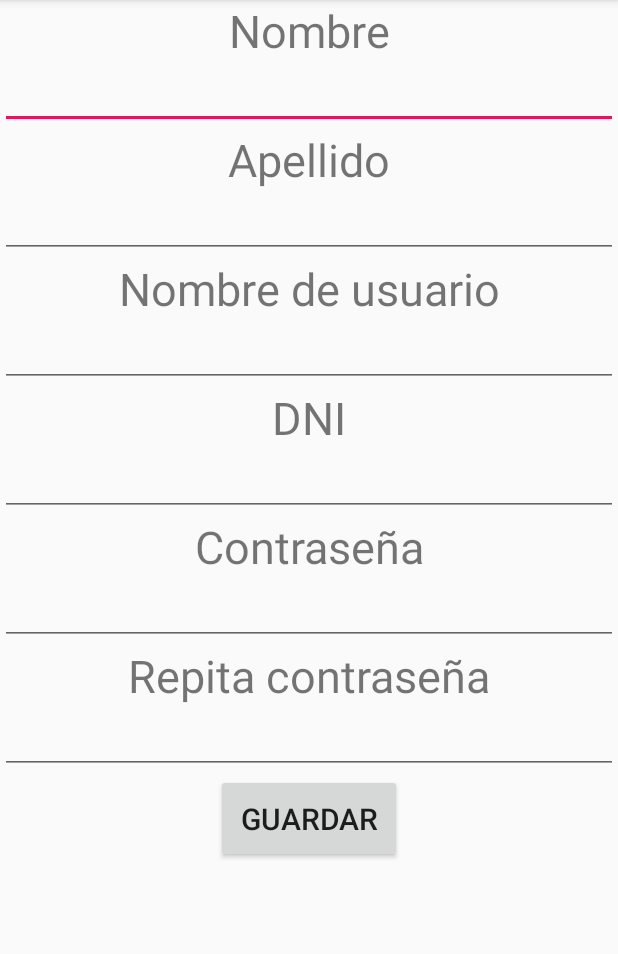
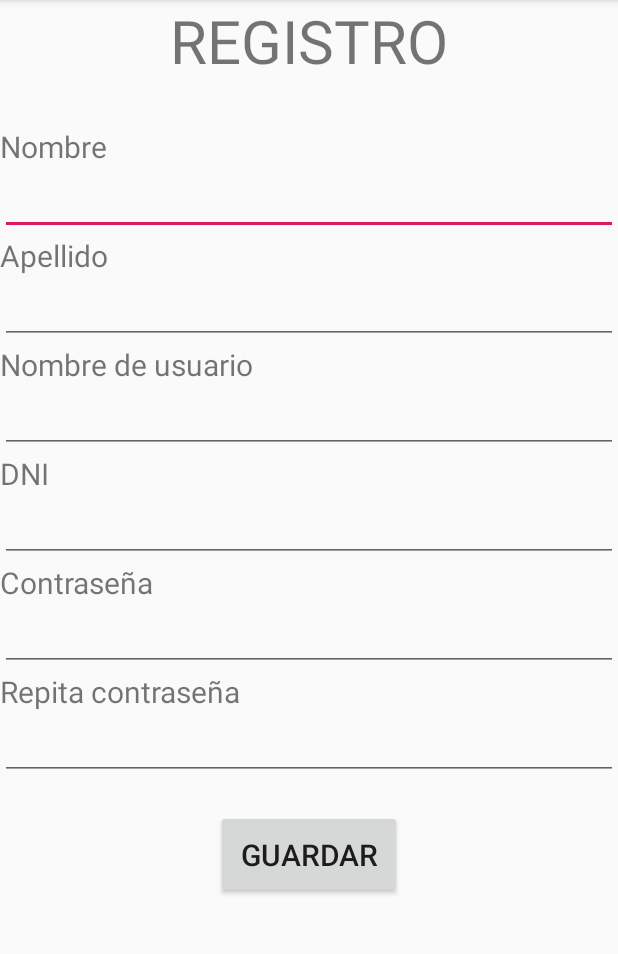
Before and after one commit to lucasag97/AndroidDomotica, an Android app: the RegisterActivity screen opened directly, with no data from a screen before it, after a tap on "GUARDAR", on a phone screen of 412 x 824 dp, the part 84-1038 px from its top. Run offline under Robolectric (Android 15) with nearby library versions, the phone set to English and light mode, and no system bars.

Commit message:
validaciones en registro

```diff
--- a/app/src/main/java/com/example/tpdomotica/RegisterActivity.java
+++ b/app/src/main/java/com/example/tpdomotica/RegisterActivity.java
@@ -1,6 +1,7 @@
 package com.example.tpdomotica;
 
 import android.content.ContentValues;
+import android.content.Intent;
 import android.database.sqlite.SQLiteDatabase;
 import android.support.v7.app.AppCompatActivity;
 import android.os.Bundle;
@@ -11,7 +12,8 @@ import android.widget.Toast;
 
 public class RegisterActivity extends AppCompatActivity {
 
-    EditText nombre, apellido, username, dni, password;
+    EditText nombre, apellido, username, dni, password, password2;
+    boolean condicion = true;
 
     @Override
     protected void onCreate(Bundle savedInstanceState) {
@@ -23,27 +25,57 @@ public class RegisterActivity extends AppCompatActivity {
         username = (EditText) findViewById(R.id.form_username);
         dni = (EditText) findViewById(R.id.form_dni);
         password = (EditText) findViewById(R.id.form_pwd);
+        password2 = (EditText)findViewById(R.id.pwd_repeat);
     }
 
     public void onClick(View view){
 
         registrarUsuario();
     }
+    public void error(){
+        Toast.makeText(getApplicationContext(),"Hubo un error al ingresar los datos", Toast.LENGTH_LONG).show();
+        nombre.setText("");
+        apellido.setText("");
+        dni.setText("");
+        username.setText("");
+        password.setText("");
+        password2.setText("");
+        condicion = true;
+    }
 
     public void registrarUsuario() {
         ConexionSQLite conn = new ConexionSQLite(this, "db_domotica", null, 1);
         SQLiteDatabase db = conn.getWritableDatabase();
         ContentValues values = new ContentValues();
-        values.put(Utilidades.USER_NOMBRE, nombre.getText().toString());
-        values.put(Utilidades.USER_APELLIDO, apellido.getText().toString());
-        values.put(Utilidades.USER_DNI, dni.getText().toString());
-        values.put(Utilidades.USER_USERNAME, username.getText().toString());
+        if (!nombre.getText().toString().equals("")) {
+            values.put(Utilidades.USER_NOMBRE, nombre.getText().toString());
+        }else { condicion = false; }
+        if (!apellido.getText().toString().equals("")) {
+            values.put(Utilidades.USER_APELLIDO, apellido.getText().toString());
+        }else { condicion = false; }
+        if (!dni.getText().toString().equals("")) {
+            values.put(Utilidades.USER_DNI, dni.getText().toString());
+        }else { condicion = false; }
+        if (!username.getText().toString().equals("")) {
+            values.put(Utilidades.USER_USERNAME, username.getText().toString());
+        }else { condicion = false; }
+
         values.put(Utilidades.USER_ROL, "user");
-        values.put(Utilidades.USER_PASSWORD, password.getText().toString());
 
-        Long idResult = db.insert(Utilidades.TABLA_USUARIO,Utilidades.USER_ID, values);
+        if (!password.getText().toString().equals("")) {
+            if (password.getText().toString().equals(password2.getText().toString())) {
+                values.put(Utilidades.USER_PASSWORD, password.getText().toString());
+            }else { condicion = false; }
+        }else { condicion = false; }
 
-        Toast.makeText(getApplicationContext(), "ID Registro: "+ idResult, Toast.LENGTH_SHORT).show();
+        if(condicion == true){
+            db.insert(Utilidades.TABLA_USUARIO,Utilidades.USER_USERNAME, values);
+            Toast.makeText(getApplicationContext(), "Usuario generado", Toast.LENGTH_SHORT).show();
+            Intent intent = new Intent(RegisterActivity.this,LoginActivity.class);
+            startActivity(intent);
+        }else {
+            error();
+        }
         db.close();
     }
 }
--- a/app/src/main/res/layout/activity_register.xml
+++ b/app/src/main/res/layout/activity_register.xml
@@ -6,14 +6,19 @@
     android:layout_height="match_parent"
     tools:context=".RegisterActivity"
     android:orientation="vertical">
-
+    <TextView
+        android:layout_width="wrap_content"
+        android:layout_height="wrap_content"
+        android:text="REGISTRO"
+        android:layout_gravity="center"
+        android:textSize="40dp"
+        android:layout_marginBottom="30dp"/>
     <TextView
         android:layout_width="match_parent"
         android:layout_height="wrap_content"
         android:text="Nombre"
         android:hint="@string/app_name"
-        android:textSize="30dp"
-        android:gravity="center_horizontal"/>
+        android:textSize="20dp" />
 
     <EditText
         android:id="@+id/form_nombre"
@@ -23,8 +28,7 @@
         android:layout_width="match_parent"
         android:layout_height="wrap_content"
         android:text="Apellido"
-        android:textSize="30dp"
-        android:gravity="center_horizontal"/>
+        android:textSize="20dp"/>
 
     <EditText
         android:id="@+id/form_apellido"
@@ -34,8 +38,7 @@
         android:layout_width="match_parent"
         android:layout_height="wrap_content"
         android:text="Nombre de usuario"
-        android:textSize="30dp"
-        android:gravity="center_horizontal"/>
+        android:textSize="20dp"/>
 
     <EditText
         android:id="@+id/form_username"
@@ -46,8 +49,7 @@
         android:layout_width="match_parent"
         android:layout_height="wrap_content"
         android:text="DNI"
-        android:textSize="30dp"
-        android:gravity="center_horizontal"/>
+        android:textSize="20dp"/>
 
     <EditText
         android:id="@+id/form_dni"
@@ -58,27 +60,26 @@
         android:layout_width="match_parent"
         android:layout_height="wrap_content"
         android:text="Contraseña"
-        android:textSize="30dp"
-        android:gravity="center_horizontal"/>
+        android:textSize="20dp"/>
 
     <EditText
         android:id="@+id/form_pwd"
         android:inputType="textPassword"
         android:layout_width="match_parent"
-        android:layout_height="wrap_content" />
+        android:layout_height="wrap_content"/>
 
     <TextView
         android:layout_width="match_parent"
         android:layout_height="wrap_content"
         android:text="Repita contraseña"
-        android:textSize="30dp"
-        android:gravity="center_horizontal"/>
+        android:textSize="20dp"/>
 
     <EditText
         android:id="@+id/pwd_repeat"
         android:inputType="textPassword"
         android:layout_width="match_parent"
-        android:layout_height="wrap_content" />
+        android:layout_marginBottom="20dp"
+        android:layout_height="wrap_content"/>
 
     <Button
         android:layout_width="wrap_content"
```
